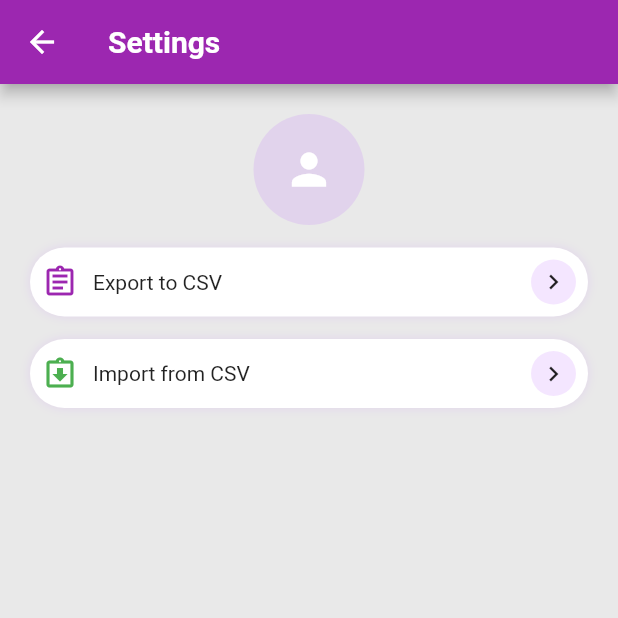
After one commit to benjaminudoh10/balance-sheet, a Flutter app: the Settings screen opened directly, after a tap on "Export to CSV", on a phone screen of 412 x 824 dp, the top half of it. The commit adds this screen. Run offline on Flutter 3.47's test engine with Material 2 defaults, Android fonts, the light colour scheme and no system bars; our stand-ins replace csv, flutter_spinkit, get, google_fonts, modal_bottom_sheet, permission_handler and 1 more; accounts and stored records are empty.

Commit message:
[Ben] Added export to csv feature
Signed-off-by: Benjamin Udoh <benjaminudoh10@gmail.com>

```diff
--- a/lib/constants.dart
+++ b/lib/constants.dart
@@ -42,4 +42,5 @@ class Constants {
   ];
 
   static const int DB_VERSION = 1;
+  static const int PER_PAGE = 50;
 }
--- a/lib/controllers/transactionController.dart
+++ b/lib/controllers/transactionController.dart
@@ -1,8 +1,11 @@
+import 'package:balance_sheet/constants.dart';
 import 'package:balance_sheet/controllers/reportController.dart';
 import 'package:balance_sheet/database/operations.dart' as db;
+import 'package:balance_sheet/file_handler.dart';
 import 'package:balance_sheet/models/contact.dart';
 import 'package:balance_sheet/models/transaction.dart';
 import 'package:balance_sheet/enums.dart';
+import 'package:csv/csv.dart';
 import 'package:flutter/material.dart';
 import 'package:get/get.dart';
 
@@ -245,4 +248,50 @@ class TransactionController extends GetxController {
     amountController.value.text = "0.00";
     contact.value = Contact(name: "");
   }
+
+  getTransactionsByPage(int page) async {
+    List<Transaction> transactions = await db.getTransactionsByPage(page);
+    return transactions;
+  }
+
+  exportTransactions() async {
+    int totalTransactions = await db.getTotalTransactions();
+    int page = 0;
+    String filename = "Balanced_${DateTime.now()}";
+
+    while (page * Constants.PER_PAGE < totalTransactions) {
+      List<Transaction> transactions = await getTransactionsByPage(page);
+      List<List<String>> csvRows = transactions.map(
+        (transaction) => transaction.toListString()
+      ).toList();
+
+      if (page == 0) {
+        csvRows.insert(0, ["Description", "Type", "Amount", "Time", "Contact"]);
+      }
+      String csv = ListToCsvConverter().convert(csvRows);
+      print('Page ${page + 1}');
+      print(csv);
+      print('\n\n');
+      page++;
+
+      try {
+        await FileHandler.createCsv(filename, "$csv\n");
+        Get.snackbar(
+          'Export successful',
+          'Transactions has been exported successfully',
+          colorText: Colors.white,
+          backgroundColor: Color(0xdd5DAC7F),
+        );
+      } catch (error) {
+        Get.snackbar(
+          'Export error',
+          'An error occurred while exporting transactions',
+          colorText: Colors.white,
+          backgroundColor: Color(0x22FF0000),
+        );
+      }
+    }
+print('whoops!!');
+    return true;
+  }
 }
--- a/lib/database/operations.dart
+++ b/lib/database/operations.dart
@@ -1,3 +1,4 @@
+import 'package:balance_sheet/constants.dart';
 import 'package:balance_sheet/database/db.dart';
 import 'package:balance_sheet/models/contact.dart';
 import 'package:balance_sheet/models/transaction.dart';
@@ -44,6 +45,22 @@ Future<List<Transaction>> getAllTransactions(int startTime, int endTime, {String
   }
 
   final transactions = await dbClient.rawQuery(query.trim());
+
+  return transactions.map((transaction) => Transaction.fromJson(transaction)).toList();
+}
+
+Future<int> getTotalTransactions() async {
+  var dbClient = await AppDb().db;
+  String query = "SELECT COUNT(*) as total FROM transactions";
+  final total = await dbClient.rawQuery(query);
+
+  return total[0]['total'];
+}
+
+Future<List<Transaction>> getTransactionsByPage(int page) async {
+  var dbClient = await AppDb().db;
+  String query = "SELECT * FROM transactions LIMIT ${Constants.PER_PAGE} OFFSET ${page * Constants.PER_PAGE}";
+  final transactions = await dbClient.rawQuery(query);
 
   return transactions.map((transaction) => Transaction.fromJson(transaction)).toList();
 }
--- /dev/null
+++ b/lib/screens/settings_screen.dart
@@ -0,0 +1,123 @@
+import 'package:balance_sheet/controllers/transactionController.dart';
+import 'package:balance_sheet/widgets/widgets.dart';
+import 'package:flutter/material.dart';
+import 'package:get/get.dart';
+import 'package:modal_bottom_sheet/modal_bottom_sheet.dart';
+
+class Settings extends StatelessWidget {
+  final TransactionController _transactionController = Get.find();
+
+  @override
+  Widget build(BuildContext context) {
+    return Scaffold(
+      appBar: AppBar(
+        title: Text(
+          'Settings',
+          style: TextStyle(
+            fontSize: 20.0,
+            fontWeight: FontWeight.bold,
+          ),
+        ),
+        automaticallyImplyLeading: true,
+      ),
+      body: Container(
+        color: Color(0x11000000),
+        padding: EdgeInsets.all(20.0),
+        child: Column(
+          crossAxisAlignment: CrossAxisAlignment.center,
+          children: [
+            roundedIcon(
+              icon: Icons.person,
+              iconSize: 34.0,
+              iconColor: Colors.white,
+              containerColor: Color(0x22AF47FF),
+              padding: EdgeInsets.all(20.0),
+            ),
+            _buildSettingRow(
+              'Export to CSV',
+              Icons.assignment_outlined,
+              Colors.purple,
+              () => exportToCSV(),
+            ),
+            _buildSettingRow(
+              'Import from CSV',
+              Icons.assignment_returned_outlined,
+              Colors.green,
+              () {},
+            ),
+          ],
+        ),
+      ),
+    );
+  }
+
+  void exportToCSV() async {
+    showCustomModalBottomSheet(
+      context: Get.context,
+      // isDismissible: false,
+      builder: (context) => Container(
+        height: Get.height * 0.2,
+        color: Colors.white,
+        child: Center(
+          child: CircularProgressIndicator(),
+        ),
+      ),
+      containerWidget: (_, animation, child) => Padding(
+        padding: EdgeInsets.only(
+          left: 20.0,
+          right: 20.0,
+          top: 0.0,
+          bottom: 40.0, // (Get.height * 0.8) / 2,
+        ),
+        child: Material(
+          color: Colors.grey,
+          clipBehavior: Clip.antiAlias,
+          borderRadius: BorderRadius.circular(20.0),
+          child: child,
+        ),
+      )
+    );
+    await _transactionController.exportTransactions();
+    print('no whoops!!!!!!');
+    Get.to(Settings());
+  }
+
+  Widget _buildSettingRow(String title, IconData icon, Color iconColor, Function action) {
+    return GestureDetector(
+      onTap: action,
+      child: Container(
+        decoration: BoxDecoration(
+          color: Colors.white,
+          borderRadius: BorderRadius.circular(40.0),
+          boxShadow: [
+            BoxShadow(
+              color: Color(0x22AF47FF),
+              blurRadius: 5.0,
+            )
+          ]
+        ),
+        padding: EdgeInsets.all(8.0),
+        margin: EdgeInsets.only(top: 15.0),
+        child: Row(
+          children: [
+            Icon(
+              icon,
+              color: iconColor,
+            ),
+            SizedBox(width: 10.0),
+            Expanded(
+              child: Text(
+                title,
+              ),
+            ),
+            roundedIcon(
+              icon: Icons.chevron_right_outlined,
+              containerColor: Color(0x22AF47FF),
+              padding: EdgeInsets.all(5.0),
+            ),
+          ],
+        ),
+      ),
+    );
+  }
+}
--- a/pubspec.yaml
+++ b/pubspec.yaml
@@ -35,6 +35,8 @@ dependencies:
   path_provider: ^2.0.0
   intl: any
   google_fonts: ^2.1.0
+  csv: ^5.0.0
+  permission_handler: ^8.1.2
   # charts_flutter: ^0.10.0
 
 dev_dependencies:
```
Also changed, not shown: lib/file_handler.dart (added, +47 -0 lines), lib/models/transaction.dart (+10 -0 lines), lib/screens/main_screen.dart (+15 -0 lines), pubspec.lock, 3 other files.
